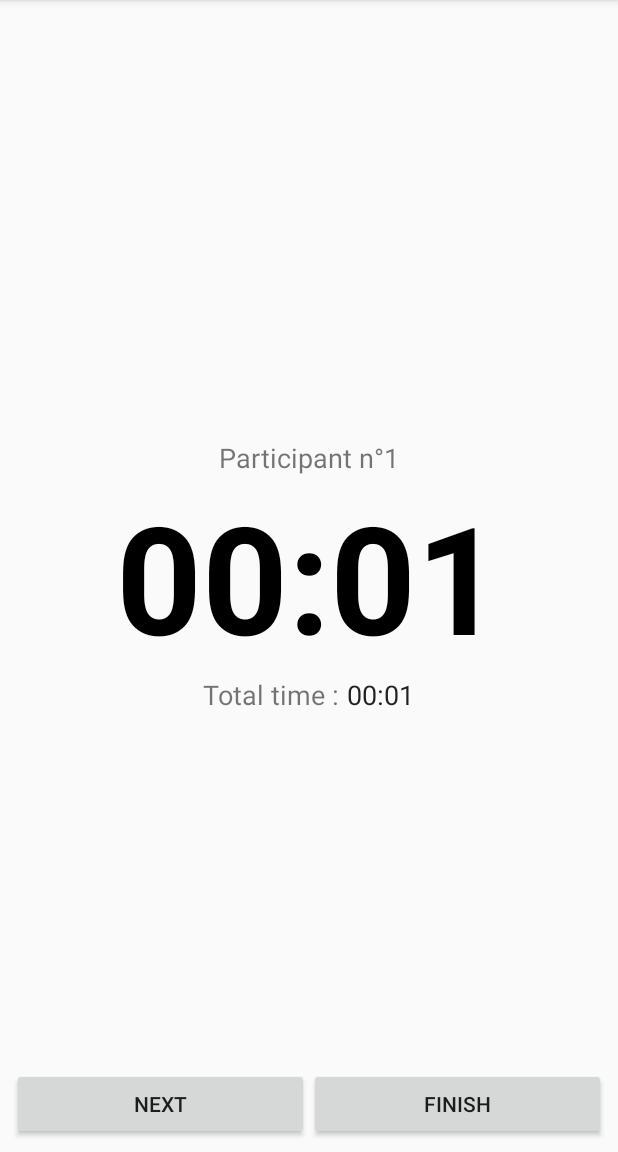
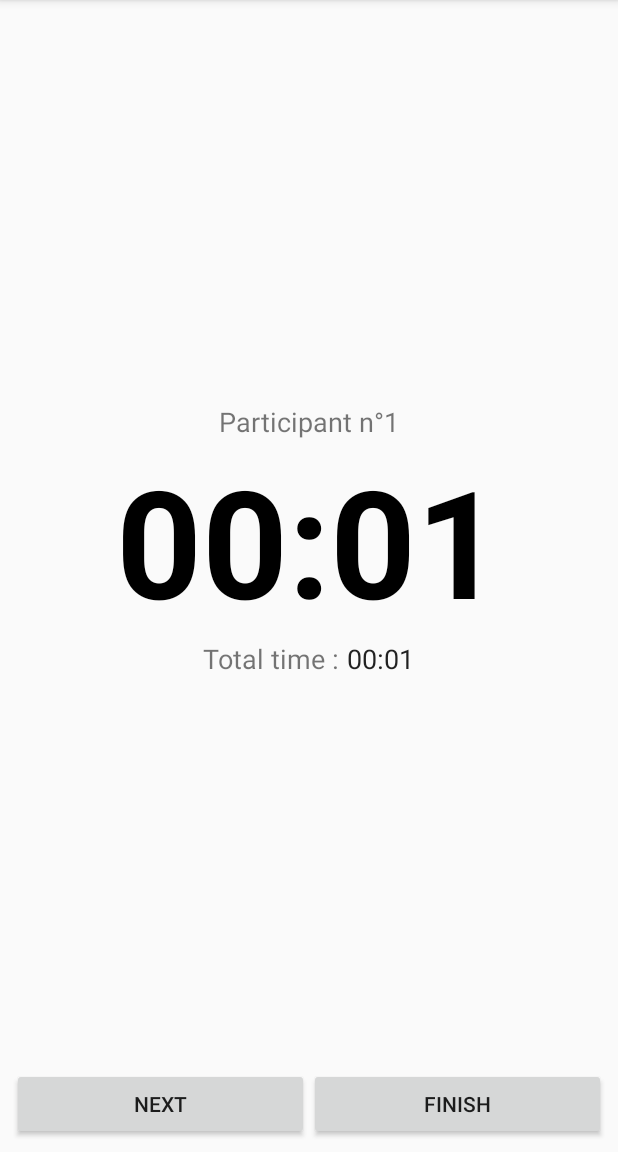
Before and after one commit to campignon/boltscrum, an Android app: the MeetingActivity screen opened directly, with no data from a screen before it, on a phone screen of 412 x 824 dp, the part 84-1236 px from its top. Run offline under Robolectric (Android 15) with nearby library versions, the phone set to English and light mode, and no system bars.

Commit message:
Improved the layout of the meeting activity and dealt with the back button when on the meeting report activity

```diff
--- a/app/src/main/java/com/hexatech/boltscrum/MeetingActivity.java
+++ b/app/src/main/java/com/hexatech/boltscrum/MeetingActivity.java
@@ -19,6 +19,8 @@ public class MeetingActivity extends AppCompatActivity {
     private Chronometer totalChronometer;
 
     private int participantNumber;
+    private boolean isFinished;
+    private long totalMeetingTime;
 
     private View.OnClickListener mOnNextParticipantButtonClickedListener = new View.OnClickListener() {
         @Override
@@ -30,7 +32,12 @@ public class MeetingActivity extends AppCompatActivity {
     private View.OnClickListener mOnEndMeetingButtonClickedListener = new View.OnClickListener() {
         @Override
         public void onClick(View view) {
-            long totalMeetingTime = SystemClock.elapsedRealtime() - totalChronometer.getBase();
+            if (!isFinished) {
+                mainChronometer.stop();
+                totalChronometer.stop();
+                totalMeetingTime = SystemClock.elapsedRealtime() - totalChronometer.getBase();
+                isFinished = true;
+            }
 
             Intent intent = new Intent(view.getContext(), MeetingReportActivity.class);
             Bundle meetingDataBundle = new Bundle();
@@ -49,6 +56,8 @@ public class MeetingActivity extends AppCompatActivity {
         this.participantNumberTextView = findViewById(R.id.participantNumberTextView);
 
         this.participantNumber = 0;
+        this.isFinished = false;
+        this.totalMeetingTime = 0;
 
         this.mainChronometer = findViewById(R.id.mainChronometer);
         this.totalChronometer = findViewById(R.id.totalChronometer);
--- a/app/src/main/res/layout/activity_meeting.xml
+++ b/app/src/main/res/layout/activity_meeting.xml
@@ -6,15 +6,20 @@
     android:layout_height="match_parent"
     tools:context="com.hexatech.boltscrum.MeetingActivity">
 
+    <GridLayout
+        android:layout_width="match_parent"
+        android:layout_height="match_parent"
+        android:columnCount="1"
+        android:rowCount="2">
+
         <LinearLayout
             android:layout_width="match_parent"
             android:layout_height="wrap_content"
-        android:layout_marginBottom="8dp"
+            android:layout_gravity="center"
             android:layout_marginEnd="8dp"
             android:layout_marginStart="8dp"
             android:layout_marginTop="8dp"
             android:orientation="vertical"
-        app:layout_constraintBottom_toBottomOf="parent"
             app:layout_constraintEnd_toEndOf="parent"
             app:layout_constraintStart_toStartOf="parent"
             app:layout_constraintTop_toTopOf="parent">
@@ -45,7 +50,7 @@
             <Chronometer
                 android:id="@+id/mainChronometer"
                 android:layout_width="match_parent"
-            android:layout_height="wrap_content"
+                android:layout_height="0dp"
                 android:layout_weight="1"
                 android:gravity="center_horizontal"
                 android:textColor="@android:color/black"
@@ -107,4 +112,7 @@
                 android:layout_weight="1"
                 android:text="@string/meeting_end_meeting_button" />
         </LinearLayout>
+
+    </GridLayout>
+
 </android.support.constraint.ConstraintLayout>
```
Lines whose indentation alone changed are shown as unchanged.
